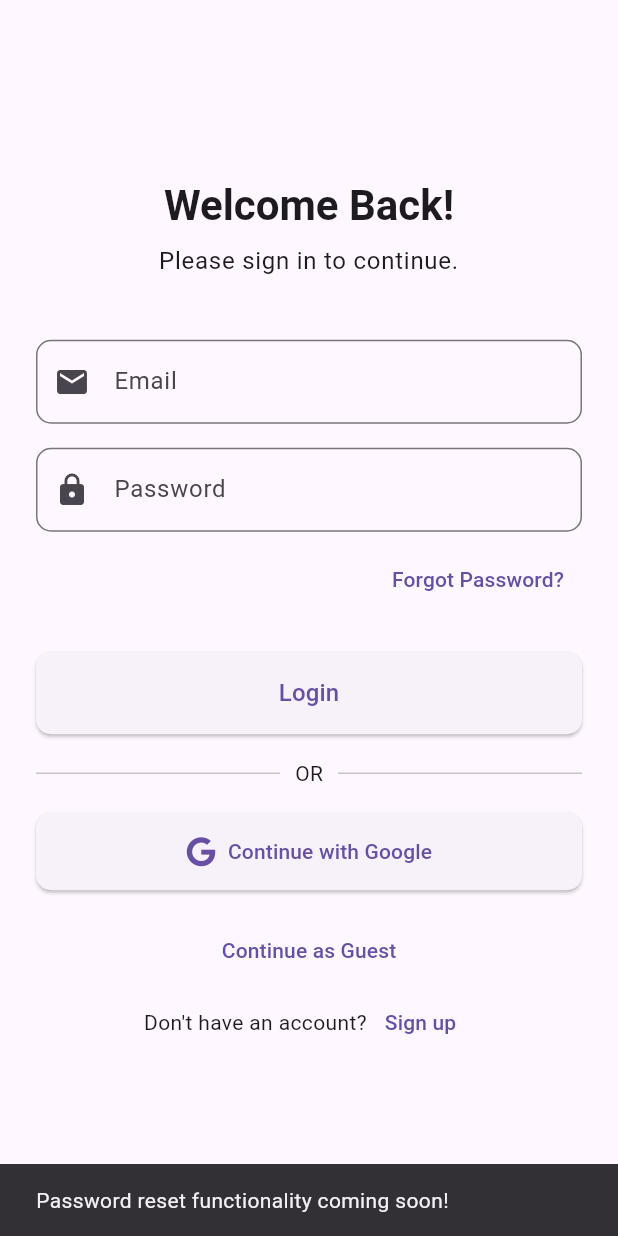
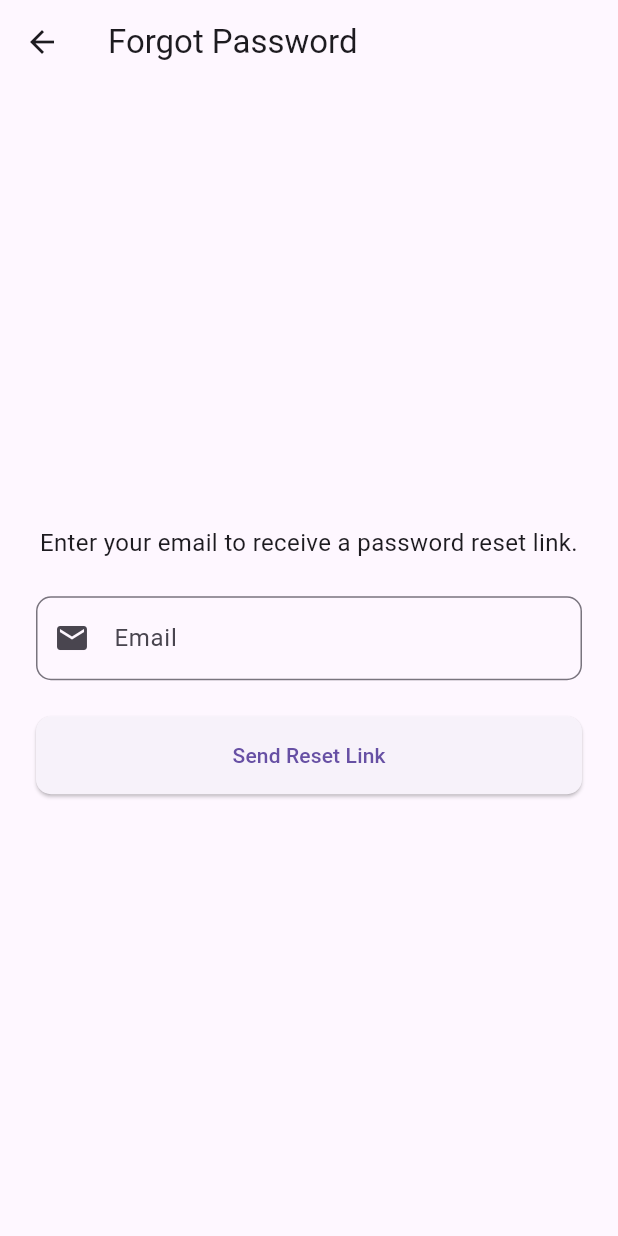
Before and after one commit to billiam-creator/duka-letu, a Flutter app: the screen it shows after launch, after a tap on "Forgot Password?", on a phone screen of 412 x 824 dp. Run offline on Flutter 3.47's test engine with Material 3 defaults, Android fonts, the phone set to English and light mode, and no system bars; our stand-ins replace cloud_firestore, firebase_auth, firebase_core, font_awesome_flutter, google_sign_in, shared_preferences and 1 more; accounts and stored records are empty.

Commit message:
implemented forgot password in login page

```diff
--- a/lib/screens/login_screen.dart
+++ b/lib/screens/login_screen.dart
@@ -1,8 +1,8 @@
-// lib/screens/login_screen.dart
 import 'package:flutter/material.dart';
 import 'package:provider/provider.dart';
 import 'package:duka_letu/providers/auth_provider.dart';
 import 'package:duka_letu/screens/main_screen.dart';
+import 'package:duka_letu/screens/password_reset_screen.dart'; // New Import
 import 'package:font_awesome_flutter/font_awesome_flutter.dart';
 
 class LoginScreen extends StatefulWidget {
@@ -104,9 +104,8 @@ class _LoginScreenState extends State<LoginScreen> {
   }
 
   void _forgotPassword() {
-    // You can implement password reset functionality here
-    ScaffoldMessenger.of(context).showSnackBar(
-      const SnackBar(content: Text('Password reset functionality coming soon!')),
+    Navigator.of(context).push(
+      MaterialPageRoute(builder: (context) => const PasswordResetScreen()),
     );
   }
 
@@ -122,7 +121,6 @@ class _LoginScreenState extends State<LoginScreen> {
               mainAxisAlignment: MainAxisAlignment.center,
               crossAxisAlignment: CrossAxisAlignment.stretch,
               children: [
-                // Title and subtitle
                 Text(
                   _isLogin ? 'Welcome Back!' : 'Create an Account',
                   style: Theme.of(context).textTheme.headlineMedium?.copyWith(
@@ -138,7 +136,6 @@ class _LoginScreenState extends State<LoginScreen> {
                 ),
                 const SizedBox(height: 40),
 
-                // Username field for sign-up
                 if (!_isLogin)
                   TextFormField(
                     controller: _usernameController,
@@ -156,7 +153,6 @@ class _LoginScreenState extends State<LoginScreen> {
                   ),
                 if (!_isLogin) const SizedBox(height: 16),
 
-                // Email field
                 TextFormField(
                   controller: _emailController,
                   decoration: InputDecoration(
@@ -174,7 +170,6 @@ class _LoginScreenState extends State<LoginScreen> {
                 ),
                 const SizedBox(height: 16),
 
-                // Password field
                 TextFormField(
                   controller: _passwordController,
                   decoration: InputDecoration(
@@ -192,7 +187,6 @@ class _LoginScreenState extends State<LoginScreen> {
                 ),
                 const SizedBox(height: 8),
 
-                // Forgot password link
                 if (_isLogin)
                   Align(
                     alignment: Alignment.centerRight,
@@ -203,7 +197,6 @@ class _LoginScreenState extends State<LoginScreen> {
                   ),
                 const SizedBox(height: 24),
 
-                // Main login/signup button
                 if (_isLoading)
                   const Center(child: CircularProgressIndicator()),
                 if (!_isLoading)
@@ -222,7 +215,6 @@ class _LoginScreenState extends State<LoginScreen> {
                   ),
                 const SizedBox(height: 16),
 
-                // OR divider
                 const Row(
                   children: [
                     Expanded(child: Divider()),
@@ -235,7 +227,6 @@ class _LoginScreenState extends State<LoginScreen> {
                 ),
                 const SizedBox(height: 16),
 
-                // Continue with Google button
                 ElevatedButton.icon(
                   onPressed: _signInWithGoogle,
                   icon: const FaIcon(FontAwesomeIcons.google, size: 20),
@@ -249,13 +240,11 @@ class _LoginScreenState extends State<LoginScreen> {
                 ),
                 const SizedBox(height: 16),
 
-                // Continue as Guest button
                 TextButton(
                   onPressed: _continueAsGuest,
                   child: const Text('Continue as Guest'),
                 ),
 
-                // Toggle login/signup
                 Row(
                   mainAxisAlignment: MainAxisAlignment.center,
                   children: [
--- /dev/null
+++ b/lib/screens/password_reset_screen.dart
@@ -0,0 +1,116 @@
+// lib/screens/password_reset_screen.dart
+
+import 'package:flutter/material.dart';
+import 'package:firebase_auth/firebase_auth.dart';
+
+class PasswordResetScreen extends StatefulWidget {
+  const PasswordResetScreen({super.key});
+
+  @override
+  State<PasswordResetScreen> createState() => _PasswordResetScreenState();
+}
+
+class _PasswordResetScreenState extends State<PasswordResetScreen> {
+  final _formKey = GlobalKey<FormState>();
+  final _emailController = TextEditingController();
+  bool _isLoading = false;
+
+  @override
+  void dispose() {
+    _emailController.dispose();
+    super.dispose();
+  }
+
+  Future<void> _sendPasswordResetEmail() async {
+    if (_formKey.currentState!.validate()) {
+      setState(() {
+        _isLoading = true;
+      });
+
+      try {
+        await FirebaseAuth.instance.sendPasswordResetEmail(email: _emailController.text.trim());
+        ScaffoldMessenger.of(context).showSnackBar(
+          const SnackBar(
+            content: Text('Password reset link sent! Check your email.'),
+            backgroundColor: Colors.green,
+          ),
+        );
+        Navigator.of(context).pop();
+      } on FirebaseAuthException catch (e) {
+        String errorMessage;
+        if (e.code == 'user-not-found') {
+          errorMessage = 'No user found for that email.';
+        } else {
+          errorMessage = e.message ?? 'An unknown error occurred.';
+        }
+        ScaffoldMessenger.of(context).showSnackBar(
+          SnackBar(
+            content: Text(errorMessage),
+            backgroundColor: Theme.of(context).colorScheme.error,
+          ),
+        );
+      } finally {
+        setState(() {
+          _isLoading = false;
+        });
+      }
+    }
+  }
+
+  @override
+  Widget build(BuildContext context) {
+    return Scaffold(
+      appBar: AppBar(
+        title: const Text('Forgot Password'),
+      ),
+      body: Center(
+        child: SingleChildScrollView(
+          padding: const EdgeInsets.all(24.0),
+          child: Form(
+            key: _formKey,
+            child: Column(
+              mainAxisAlignment: MainAxisAlignment.center,
+              crossAxisAlignment: CrossAxisAlignment.stretch,
+              children: [
+                const Text(
+                  'Enter your email to receive a password reset link.',
+                  textAlign: TextAlign.center,
+                  style: TextStyle(fontSize: 16),
+                ),
+                const SizedBox(height: 24),
+                TextFormField(
+                  controller: _emailController,
+                  decoration: InputDecoration(
+                    labelText: 'Email',
+                    border: OutlineInputBorder(borderRadius: BorderRadius.circular(10)),
+                    prefixIcon: const Icon(Icons.email),
+                  ),
+                  keyboardType: TextInputType.emailAddress,
+                  validator: (value) {
+                    if (value == null || value.isEmpty || !value.contains('@')) {
+                      return 'Please enter a valid email address.';
+                    }
+                    return null;
+                  },
+                ),
+                const SizedBox(height: 24),
+                _isLoading
+                    ? const Center(child: CircularProgressIndicator())
+                    : ElevatedButton(
+                        onPressed: _sendPasswordResetEmail,
+                        style: ElevatedButton.styleFrom(
+                          padding: const EdgeInsets.symmetric(vertical: 16),
+                          shape: RoundedRectangleBorder(
+                            borderRadius: BorderRadius.circular(10),
+                          ),
+                        ),
+                        child: const Text('Send Reset Link'),
+                      ),
+              ],
+            ),
+          ),
+        ),
+      ),
+    );
+  }
+}
```
